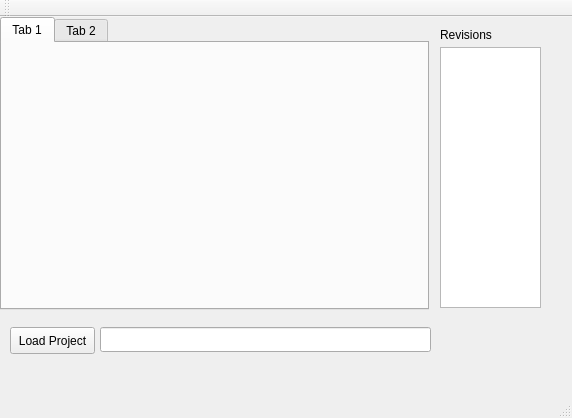
Before: the Qt Designer form mainwindow.ui in johnty/qt-mapper-tagger, drawn with Qt 5.
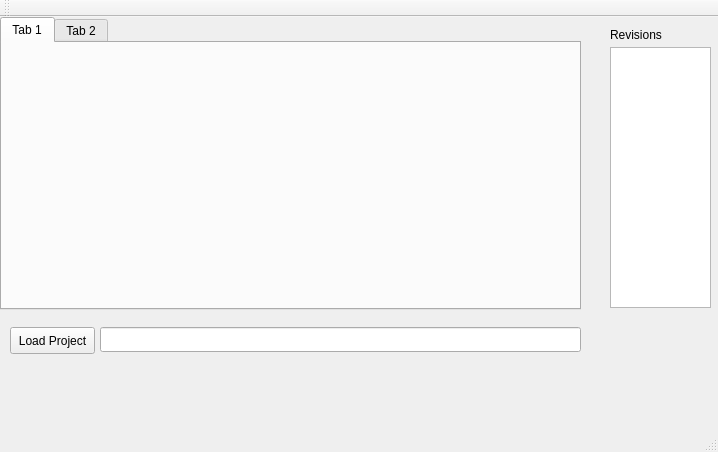
After: the same form once the commit is applied.

Diff of the .ui file:
```diff
--- a/mainwindow.ui
+++ b/mainwindow.ui
@@ -6,8 +6,8 @@
    <rect>
     <x>0</x>
     <y>0</y>
-    <width>572</width>
-    <height>418</height>
+    <width>718</width>
+    <height>452</height>
    </rect>
   </property>
   <property name="windowTitle">
@@ -19,7 +19,7 @@
      <rect>
       <x>0</x>
       <y>0</y>
-      <width>429</width>
+      <width>581</width>
       <height>293</height>
      </rect>
     </property>
@@ -40,7 +40,7 @@
    <widget class="QListWidget" name="listWidgetRevs">
     <property name="geometry">
      <rect>
-      <x>440</x>
+      <x>610</x>
       <y>30</y>
       <width>101</width>
       <height>261</height>
@@ -50,7 +50,7 @@
    <widget class="QLabel" name="label">
     <property name="geometry">
      <rect>
-      <x>440</x>
+      <x>610</x>
       <y>10</y>
       <width>54</width>
       <height>15</height>
@@ -81,7 +81,7 @@
      <rect>
       <x>100</x>
       <y>310</y>
-      <width>331</width>
+      <width>481</width>
       <height>25</height>
      </rect>
     </property>
```
Left out of the diff: 2 changed lines with no effect on the pictures.
